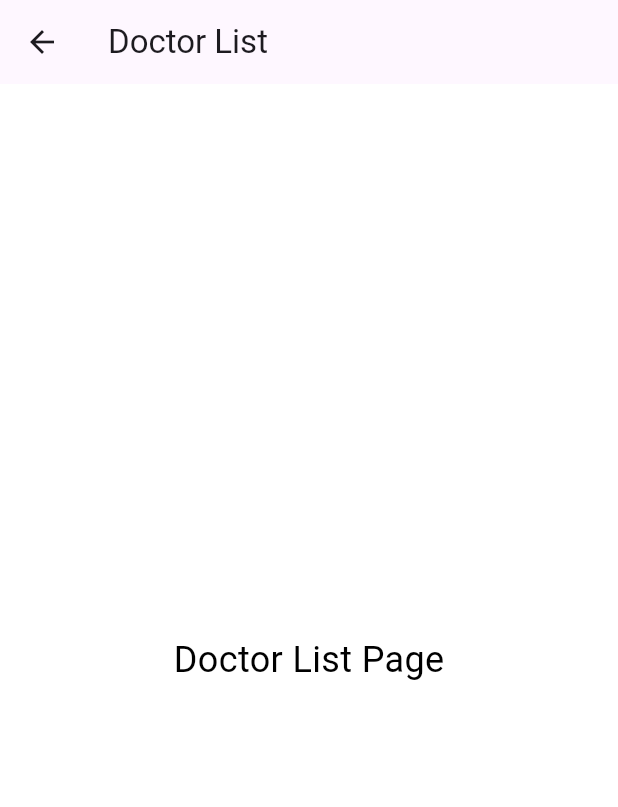
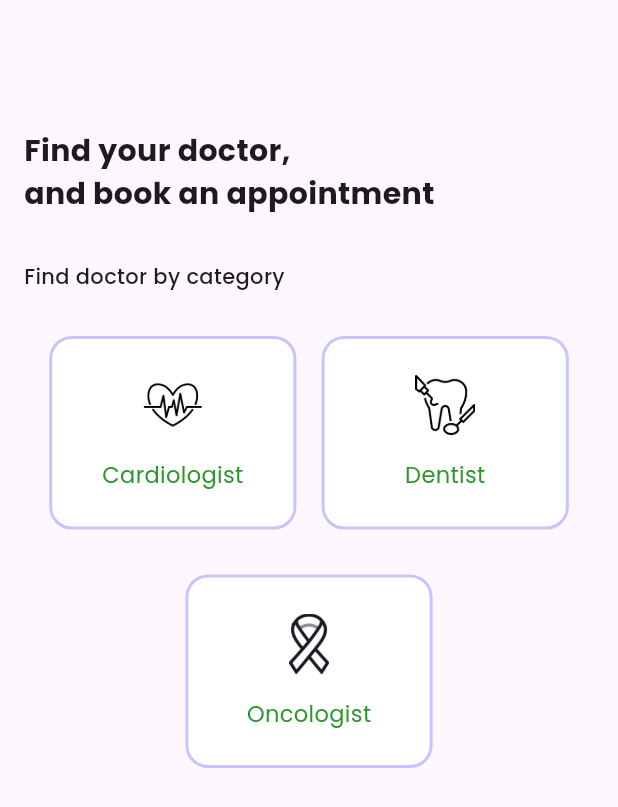
Before and after one commit to mattgorbava/doctors_app, a Flutter app: the DoctorListPage screen opened directly, on a phone screen of 412 x 824 dp. Shown: the top 807 px of the screen. Run offline on Flutter 3.47's test engine with Material 3 defaults, Android fonts, the phone set to English and light mode, and no system bars; our stand-ins replace firebase_auth, firebase_core, firebase_database, firebase_storage, google_fonts, image_picker and 1 more; accounts and stored records are empty.

Commit message:
Designed doctor list and doctor details page

```diff
--- a/lib/doctor/doctor_list_page.dart
+++ b/lib/doctor/doctor_list_page.dart
@@ -1,4 +1,9 @@
+import 'package:doctors_app/doctor/doctor_details_page.dart';
+import 'package:doctors_app/doctor/model/doctor.dart';
+import 'package:doctors_app/doctor/widget/doctor_card.dart';
+import 'package:firebase_database/firebase_database.dart';
 import 'package:flutter/material.dart';
+import 'package:google_fonts/google_fonts.dart';
 
 class DoctorListPage extends StatefulWidget {
   const DoctorListPage({super.key});
@@ -8,24 +13,144 @@ class DoctorListPage extends StatefulWidget {
 }
 
 class _DoctorListPageState extends State<DoctorListPage> {
+
+  final DatabaseReference _doctorRef = FirebaseDatabase.instance.ref().child('Doctors');
+  List<Doctor> _doctors = [];
+  bool _isLoading = true;
+  String _selectedCategory = 'Cardiologist';
+
+  @override
+  void initState() {
+    super.initState();
+    _fetchDoctors();
+  }
+
   @override
   Widget build(BuildContext context) {
     return Scaffold(
-      appBar: AppBar(
-        title: const Text('Doctor List'),
+      body: _isLoading ? const Center(child: CircularProgressIndicator()) :
+      Padding(
+        padding: const EdgeInsets.all(16),
+        child: Column(
+          spacing: 30,
+          crossAxisAlignment: CrossAxisAlignment.start,
+          children: [
+            SizedBox(height: 40),
+            Text(
+              'Find your doctor, \nand book an appointment',
+              style: GoogleFonts.poppins(
+                fontSize: 20,
+                fontWeight: FontWeight.bold
+              ),
+            ),
+            Text(
+              'Find doctor by category',
+              style: GoogleFonts.poppins(
+                fontSize: 14,
+                fontWeight: FontWeight.w500
+              ),
+            ),
+
+            Row(
+              mainAxisAlignment: MainAxisAlignment.spaceEvenly,
+              children: [
+              _buildCategoryCard(context, 'Cardiologist', 'lib/assets/images/cardiology.png'),
+              _buildCategoryCard(context, 'Dentist', 'lib/assets/images/dentist.png'),
+              ],
+            ),
+            Row(
+              mainAxisAlignment: MainAxisAlignment.spaceEvenly,
+              children: [_buildCategoryCard(context, 'Oncologist', 'lib/assets/images/oncology.png'),],
+            ),
+            Expanded(
+              child: ListView.builder(
+                itemCount: _doctors.length,
+                itemBuilder: (context, index) {
+                  return GestureDetector(
+                    onTap: (){
+                      Navigator.push(
+                        context,
+                        MaterialPageRoute(builder: (context) => DoctorDetailsPage(doctor: _doctors[index]),),
+                      );
+                    },
+                    child: DoctorCard(doctor: _doctors[index])
+                  );
+                },
+              )
+            )
+          ],
+        )
+      )
+    );
+  }
+
+
+
+  Future<void> _fetchDoctors() async {
+    await _doctorRef.once().then((DatabaseEvent event){
+      DataSnapshot snapshot = event.snapshot;
+      List<Doctor> doctors = [];
+      if(snapshot.value != null){
+        Map<dynamic, dynamic> values = snapshot.value as Map<dynamic, dynamic>;
+        values.forEach((key, value) {
+          Doctor doctorMap = Doctor.fromMap(value, key);
+          doctors.add(doctorMap);
+        });
+      }
+      setState(() {
+        _doctors = doctors;
+        _isLoading = false;
+      });
+    });
+  }
+}
+
+Widget _buildCategoryCard(BuildContext context, String title, dynamic icon,
+    {bool isHighlighed = false}) {
+  return Container(
+    width: MediaQuery.of(context).size.width * 0.4,
+    decoration: BoxDecoration(
+        color: isHighlighed ? Color(0xFF2B962B) : Colors.white,
+        borderRadius: BorderRadius.circular(15),
+        border: isHighlighed
+            ? null
+            : Border.all(color: Color(0xffC8C4FF), width: 2)),
+    child: Card(
+      color: isHighlighed ? Color(0xFF2B962B) : Colors.white,
+      elevation: 0,
+      shape: RoundedRectangleBorder(
+        borderRadius: BorderRadius.circular(15),
       ),
-      body: Container(
-        color: Colors.white,
-        child: const Center(
-          child: Text(
-            'Doctor List Page',
-            style: TextStyle(
-              fontSize: 24,
-              color: Colors.black,
+      child: Padding(
+        padding: EdgeInsets.symmetric(vertical: 20),
+        child: Column(
+          mainAxisAlignment: MainAxisAlignment.center,
+          children: [
+            if (icon is IconData)
+              Icon(
+                icon,
+                size: 40,
+                color: isHighlighed ? Colors.white : Colors.white,
+              )
+            else
+              Image.asset(
+                icon,
+                width: 40,
+                height: 40,
+              ),
+            SizedBox(
+              height: 16,
             ),
-          ),
+            Text(
+              title,
+              style: GoogleFonts.poppins(
+                fontSize: 15,
+                color: isHighlighed ? Colors.white : Color(0xFF2B962B),
+              ),
+            )
+          ],
         ),
       ),
-    );
-  }
+    ),
+  );
 }
--- /dev/null
+++ b/lib/doctor/model/doctor.dart
@@ -0,0 +1,52 @@
+class Doctor {
+  final String uid;
+  final String category;
+  final String city;
+  final String email;
+  final String firstName;
+  final String lastName;
+  final String profileImageUrl;
+  final String qualification;
+  final String phoneNumber;
+  final String yearsOfExperience;
+  final String latitude;
+  final String longitude;
+  final int numberOfReviews;
+  final int totalReviews;
+
+  Doctor({
+    required this.uid,
+    required this.category,
+    required this.city,
+    required this.email,
+    required this.firstName,
+    required this.lastName,
+    required this.profileImageUrl,
+    required this.qualification,
+    required this.phoneNumber,
+    required this.yearsOfExperience,
+    required this.latitude,
+    required this.longitude,
+    required this.numberOfReviews,
+    required this.totalReviews,
+  });
+
+  factory Doctor.fromMap(Map<dynamic, dynamic> map, String uid) {
+    return Doctor(
+      uid: uid,
+      category: map['category'],
+      city: map['city'],
+      email: map['email'],
+      firstName: map['firstName'],
+      lastName: map['lastName'],
+      profileImageUrl: map['profileImageUrl'],
+      qualification: map['qualification'],
+      phoneNumber: map['phoneNumber'],
+      yearsOfExperience: map['yearsOfExperience'],
+      latitude: map['latitude'],
+      longitude: map['longitude'],
+      numberOfReviews: map['numberOfReviews'],
+      totalReviews: map['totalReviews'],
+    );
+  }
+}
--- a/pubspec.yaml
+++ b/pubspec.yaml
@@ -20,6 +20,8 @@ dependencies:
   image_picker: ^1.1.2
   location: ^7.0.1
   firebase_storage: ^12.4.0
+  intl: ^0.20.1
+  url_launcher: ^6.3.1
 
 dev_dependencies:
   flutter_test:
```
Also changed, not shown: lib/doctor/doctor_details_page.dart (added, +302 -0 lines), lib/doctor/widget/doctor_card.dart (added, +48 -0 lines), lib/patient/patient_home_page.dart (+52 -13 lines), lib/assets/images/cardiology.png (added), lib/assets/images/chat.png (added), lib/assets/images/dentist.png (added), lib/assets/images/oncology.png (added), lib/assets/images/phone.png (added), pubspec.lock, 7 other files.
